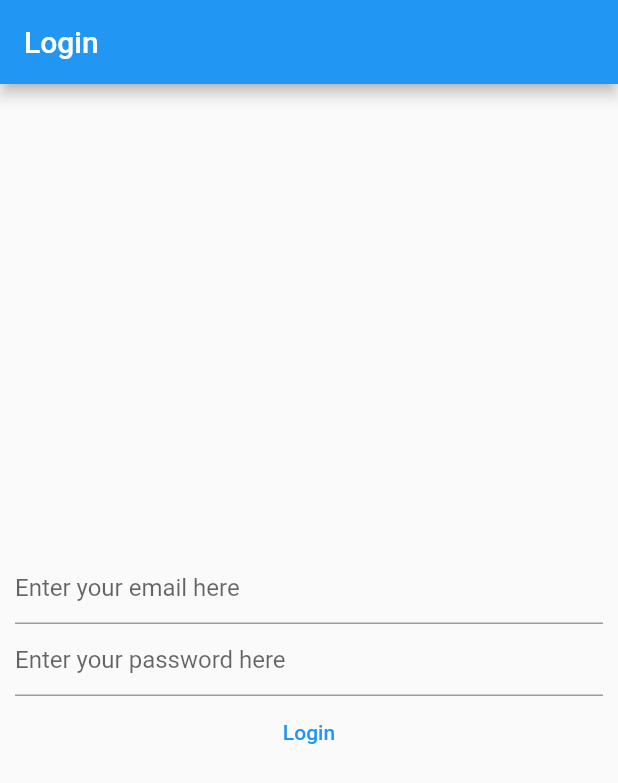
After one commit to This-Is-Prince/learning-flutter, a Flutter app: the screen it shows after launch, after a tap on "Login", on a phone screen of 412 x 824 dp. The commit adds this screen. Shown: the top 783 px of the screen. Run offline on Flutter 3.47's test engine with Material 2 defaults, Android fonts, the phone set to English and light mode, and no system bars; our stand-ins replace firebase_auth, firebase_core; accounts and stored records are empty; network calls fail.

Commit message:
feat(LoginView): login view added

```diff
--- /dev/null
+++ b/flutter_course_freecodecamp/mynotes/lib/views/login_view.dart
@@ -0,0 +1,100 @@
+import 'package:firebase_auth/firebase_auth.dart';
+import 'package:firebase_core/firebase_core.dart';
+import 'package:flutter/material.dart';
+
+import '../firebase_options.dart';
+
+class LoginView extends StatefulWidget {
+  const LoginView({Key? key}) : super(key: key);
+
+  @override
+  State<LoginView> createState() => _LoginViewState();
+}
+
+class _LoginViewState extends State<LoginView> {
+  late final TextEditingController _email;
+  late final TextEditingController _password;
+
+  @override
+  void initState() {
+    _email = TextEditingController();
+    _password = TextEditingController();
+    super.initState();
+  }
+
+  @override
+  void dispose() {
+    _email.dispose();
+    _password.dispose();
+    super.dispose();
+  }
+
+  @override
+  Widget build(BuildContext context) {
+    return Scaffold(
+      appBar: AppBar(title: const Text('Login')),
+      body: Center(
+        child: FutureBuilder(
+          future: Firebase.initializeApp(
+            options: DefaultFirebaseOptions.currentPlatform,
+          ),
+          builder: (context, snapshot) {
+            switch (snapshot.connectionState) {
+              case ConnectionState.done:
+                return Column(
+                  mainAxisAlignment: MainAxisAlignment.center,
+                  children: [
+                    Padding(
+                      padding: const EdgeInsets.only(left: 10.0, right: 10.0),
+                      child: TextField(
+                        controller: _email,
+                        enableSuggestions: false,
+                        autocorrect: false,
+                        keyboardType: TextInputType.emailAddress,
+                        decoration: const InputDecoration(
+                            hintText: 'Enter your email here'),
+                      ),
+                    ),
+                    Padding(
+                      padding: const EdgeInsets.only(left: 10.0, right: 10.0),
+                      child: TextField(
+                        controller: _password,
+                        obscureText: true,
+                        enableSuggestions: false,
+                        autocorrect: false,
+                        decoration: const InputDecoration(
+                            hintText: 'Enter your password here'),
+                      ),
+                    ),
+                    TextButton(
+                      onPressed: () async {
+                        final email = _email.text;
+                        final password = _password.text;
+                        try {
+                          final userCredential = await FirebaseAuth.instance
+                              .signInWithEmailAndPassword(
+                            email: email,
+                            password: password,
+                          );
+                          print(userCredential);
+                        } on FirebaseAuthException catch (e) {
+                          if (e.code == 'user-not-found') {
+                            print('User not found');
+                          } else if (e.code == 'wrong-password') {
+                            print('Wrong password');
+                          }
+                        }
+                      },
+                      child: const Text("Login"),
+                    ),
+                  ],
+                );
+              default:
+                return const Text('Loading....');
+            }
+          },
+        ),
+      ),
+    );
+  }
+}
```
Also changed, not shown: flutter_course_freecodecamp/mynotes/lib/main.dart (+3 -91 lines).
